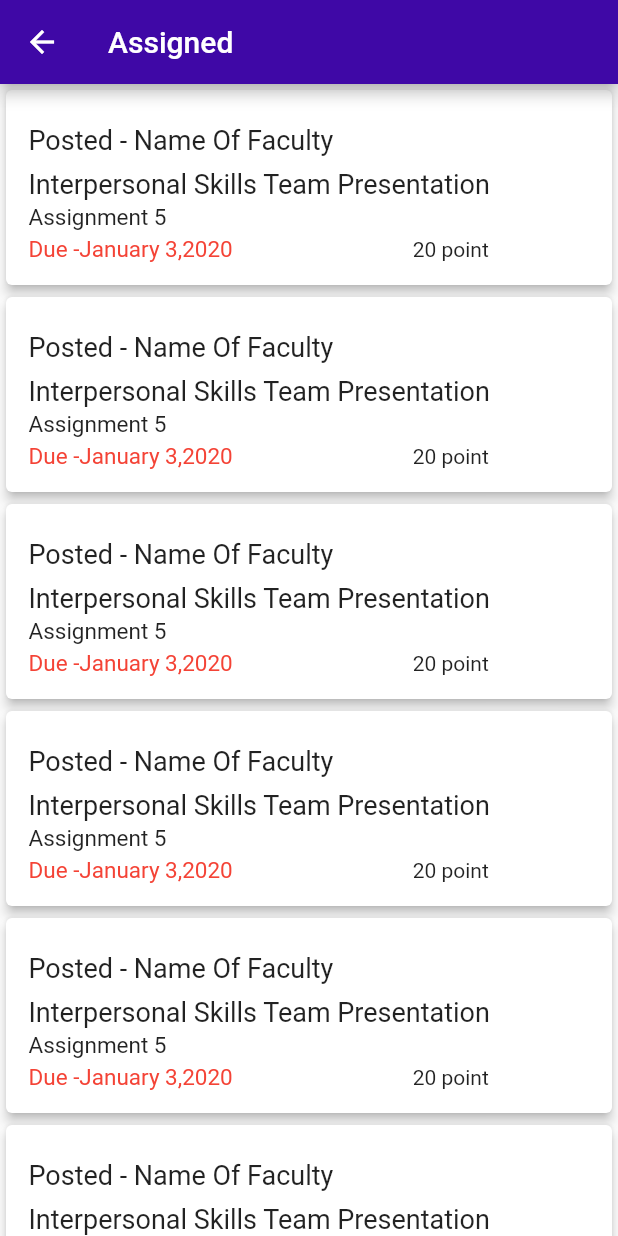
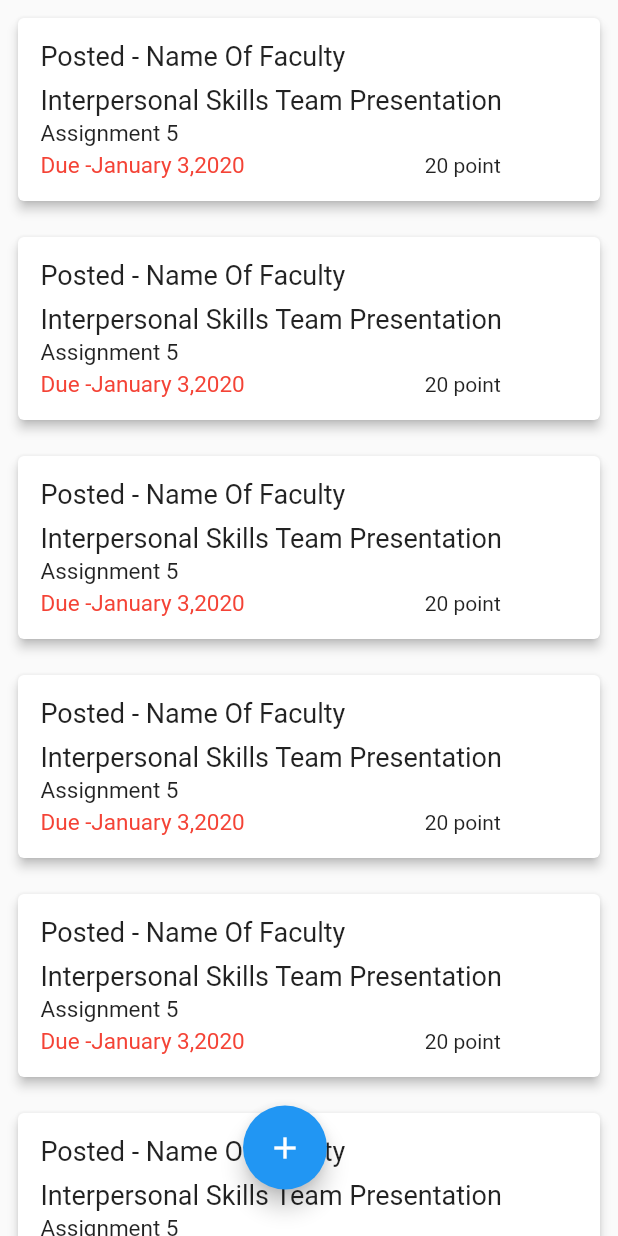
Before and after one commit to Arnab28122000/TalentStory, a Flutter app: the AssignedDocuments screen opened directly, on a phone screen of 412 x 824 dp. Run offline on Flutter 3.47's test engine with Material 2 defaults, Android fonts, the phone set to English and light mode, and no system bars; our stand-ins replace file_picker, google_fonts; Roboto replaces fonts that are missing (Average).

Commit message:
responsive changes

```diff
--- a/lib/AssignedDocuments.dart
+++ b/lib/AssignedDocuments.dart
@@ -1,5 +1,7 @@
 import 'package:flutter/material.dart';
 import 'package:google_fonts/google_fonts.dart';
+
+import 'UploadDocuments.dart';
 
 class AssignedDocuments extends StatefulWidget {
   @override
@@ -9,11 +11,13 @@ class AssignedDocuments extends StatefulWidget {
 class _AssignedDocumentsState extends State<AssignedDocuments> {
   @override
   Widget build(BuildContext context) {
+    final width = MediaQuery.of(context).size.width;
+    final height = MediaQuery.of(context).size.height;
     return Scaffold(
-      appBar: AppBar(
-        title: Text("Assigned"),
-        backgroundColor: const Color(0xFF3f08a6),
-      ),
+      // appBar: AppBar(
+      //   // title: Text("Assigned"),
+      //   backgroundColor: const Color(0xFF3f08a6),
+      // ),
       body: ListView.builder(
           itemCount: 8,
           itemBuilder: (context, index) {
@@ -22,6 +26,8 @@ class _AssignedDocumentsState extends State<AssignedDocuments> {
               onTap: () {
                 print("pressed");
               },
+              child: Padding(
+                padding: const EdgeInsets.all(8.0),
                 child: Card(
                   elevation: 3.0,
                   child: Padding(
@@ -35,17 +41,14 @@ class _AssignedDocumentsState extends State<AssignedDocuments> {
                         crossAxisAlignment: CrossAxisAlignment.start,
                         mainAxisAlignment: MainAxisAlignment.start,
                         children: <Widget>[
+                          Text("Posted - Name Of Faculty",
+                              style: GoogleFonts.average(
+                                  textStyle: TextStyle(fontSize: 18))),
                           Padding(
                             padding:
                                 const EdgeInsets.fromLTRB(0.0, 8.0, 0.0, 0.0),
-                          child: Text("Posted - Name Of Faculty",
-                              style: GoogleFonts.average(
-                                  textStyle: TextStyle(fontSize: 18))),
-                        ),
-                        Padding(
-                          padding:
-                              const EdgeInsets.fromLTRB(0.0, 8.0, 0.0, 0.0),
-                          child: Text("Interpersonal Skills Team Presentation",
+                            child: Text(
+                                "Interpersonal Skills Team Presentation",
                                 style: GoogleFonts.average(
                                     textStyle: TextStyle(fontSize: 18))),
                           ),
@@ -68,7 +71,7 @@ class _AssignedDocumentsState extends State<AssignedDocuments> {
                                   alignment: Alignment.centerRight,
                                   padding:
                                       EdgeInsets.fromLTRB(120.0, 0.0, 0.0, 0.0),
-                                child: Expanded(child: Text("20 point"))),
+                                  child: Text("20 point")),
                             ],
                           )
                         ],
@@ -76,8 +79,26 @@ class _AssignedDocumentsState extends State<AssignedDocuments> {
                     ),
                   ),
                 ),
+              ),
             );
           }),
+      floatingActionButton: Container(
+        padding: EdgeInsets.all(15.0),
+        child: Row(
+          mainAxisAlignment: MainAxisAlignment.center,
+          crossAxisAlignment: CrossAxisAlignment.center,
+          children: <Widget>[
+            FloatingActionButton(
+              onPressed: () {
+                print("pressed upload documents");
+                Navigator.push(context,
+                    MaterialPageRoute(builder: (context) => UpLoadDocuments()));
+              },
+              child: Icon(Icons.add),
+            ),
+          ],
+        ),
+      ),
     );
   }
 }
--- a/lib/CodingClass.dart
+++ b/lib/CodingClass.dart
@@ -1,4 +1,5 @@
 //import 'package:coding_class_functionaltiy/UploadDocuments.dart';
+import 'package:coding_class_functionaltiy/AssignedDocuments.dart';
 import 'package:coding_class_functionaltiy/UploadDocuments.dart';
 import 'package:flutter/material.dart';
 
@@ -21,7 +22,8 @@ class _CodingClassState extends State<CodingClass> {
     classRoom(),
     students(),
     curriculum(),
-    Assignment(),
+    AssignedDocuments(),
+    // Assignment(),
   ];
 
   @override
--- a/lib/tileCirriculum.dart
+++ b/lib/tileCirriculum.dart
@@ -39,6 +39,7 @@ class _tileState extends State<tile> {
             height: 10,
           ),
           DropdownButton(
+            hint: Text("WEEK"),
             items: weeks.map((String dropDownStringItem) {
               return DropdownMenuItem<String>(
                   value: dropDownStringItem, child: Text(dropDownStringItem));
@@ -117,11 +118,10 @@ class TileMaker extends StatelessWidget {
             borderRadius: BorderRadius.circular(10),
             border: Border.all(color: Colors.black)),
         padding: EdgeInsets.all(10),
-        child: Expanded(
         child: Column(
           children: <Widget>[
             Text(
-                "WEEK $weekCounter",
+              "WEEK ${weekCounter + 1}",
               style: GoogleFonts.average(
                   textStyle:
                       TextStyle(fontSize: 14, fontWeight: FontWeight.bold)),
@@ -152,7 +152,6 @@ class TileMaker extends StatelessWidget {
               keyboardType: TextInputType.number,
             ),
           ],
-          ),
         ),
       ),
     );
--- a/pubspec.yaml
+++ b/pubspec.yaml
@@ -31,7 +31,9 @@ dependencies:
   google_fonts: ^1.1.1
   # file_picker: ^2.1.5
   image_picker: ^0.6.7+22
-  # file_picker: ^2.1.6
+  file_picker: ^2.1.6
+  # filesystem_picker: ^1.0.4
+
 
 
 dev_dependencies:
```
Also changed, not shown: lib/Cirriculum.dart (+10 -10 lines), lib/Students.dart (+9 -14 lines), lib/UploadDocuments.dart (+53 -3 lines), pubspec.lock, 3 other files. Lines whose indentation alone changed are shown as unchanged.
